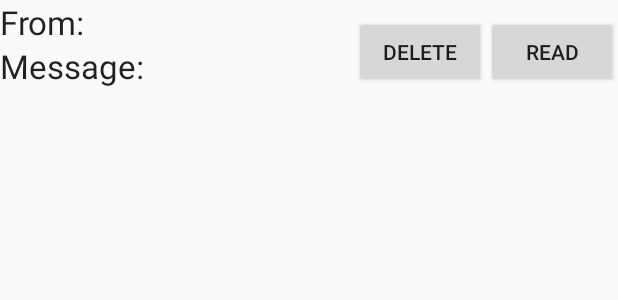
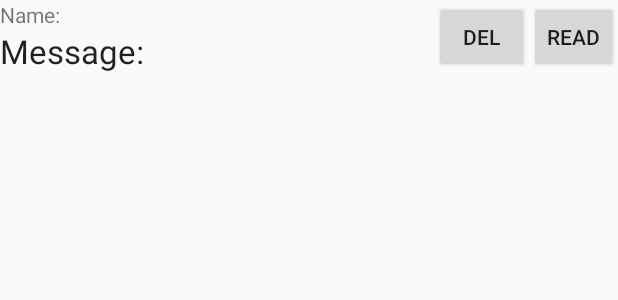
Before and after one commit to EnzanIjuin/PracticeApp, an Android app: the layout row_messages.xml on its own in the app's theme, with its tools: preview values and no code run, on a phone screen of 412 x 824 dp. Shown: the top 300 px of the screen. Run offline under Robolectric (Android 15) with nearby library versions, the phone set to English and light mode, and no system bars.

Commit message:
SMS Reader

```diff
--- a/app/src/main/AndroidManifest.xml
+++ b/app/src/main/AndroidManifest.xml
@@ -8,6 +8,7 @@
     <uses-permission android:name="android.permission.ACCESS_COARSE_LOCATION" />
     <uses-permission android:name="android.permission.ACCESS_FINE_LOCATION" />
     <uses-permission android:name="android.permission.SET_ALARM" />
+    <uses-permission android:name="android.permission.READ_SMS" />
 
     <uses-feature
         android:glEsVersion="0x00020000"
--- /dev/null
+++ b/app/src/main/java/com/example/shelton/practiceapp/MyListAdapter.java
@@ -0,0 +1,27 @@
+package com.example.shelton.practiceapp;
+
+
+import android.content.Context;
+import android.database.Cursor;
+import android.view.View;
+import android.view.ViewGroup;
+import android.widget.CursorAdapter;
+
+public class MyListAdapter extends CursorAdapter {
+
+    public static final String INBOX = "content://sms/inbox";
+
+    public MyListAdapter(Context context, Cursor c, boolean autoRequery) {
+        super(context, c, autoRequery);
+    }
+
+    @Override
+    public View newView(Context context, Cursor cursor, ViewGroup viewGroup) {
+        return null;
+    }
+
+    @Override
+    public void bindView(View view, Context context, Cursor cursor) {
+
+    }
+}
--- a/app/src/main/res/layout/list_messages.xml
+++ b/app/src/main/res/layout/row_messages.xml
@@ -6,12 +6,13 @@
     <TextView
         android:layout_width="wrap_content"
         android:layout_height="wrap_content"
-        android:textAppearance="?android:attr/textAppearanceLarge"
-        android:text="From:"
-        android:id="@+id/text_from"
+        android:text="Name:"
+        android:id="@+id/text_name"
         android:layout_alignParentTop="true"
         android:layout_alignParentLeft="true"
-        android:layout_alignParentStart="true" />
+        android:layout_alignParentStart="true"
+        android:layout_toLeftOf="@+id/b_del"
+        android:layout_toStartOf="@+id/b_del" />
 
     <TextView
         android:layout_width="wrap_content"
@@ -19,25 +20,31 @@
         android:textAppearance="?android:attr/textAppearanceLarge"
         android:text="Message:"
         android:id="@+id/text_msg"
-        android:layout_below="@+id/text_from"
+        android:layout_below="@+id/text_name"
         android:layout_alignParentLeft="true"
-        android:layout_alignParentStart="true" />
+        android:layout_alignParentStart="true"
+        android:layout_toLeftOf="@+id/b_del"
+        android:layout_toStartOf="@+id/b_del" />
 
     <Button
+        style="?android:attr/buttonStyleSmall"
         android:layout_width="wrap_content"
         android:layout_height="wrap_content"
         android:text="Read"
         android:id="@+id/b_read"
-        android:layout_alignBottom="@+id/text_msg"
         android:layout_alignParentRight="true"
-        android:layout_alignParentEnd="true" />
+        android:layout_alignParentEnd="true"
+        android:layout_alignBottom="@+id/text_msg" />
 
     <Button
+        style="?android:attr/buttonStyleSmall"
         android:layout_width="wrap_content"
         android:layout_height="wrap_content"
-        android:text="Delete"
+        android:text="Del"
         android:id="@+id/b_del"
-        android:layout_alignTop="@+id/b_read"
         android:layout_toLeftOf="@+id/b_read"
-        android:layout_toStartOf="@+id/b_read" />
+        android:layout_toStartOf="@+id/b_read"
+        android:hint="Delete"
+        android:layout_alignBottom="@+id/text_msg" />
+
 </RelativeLayout>
```
